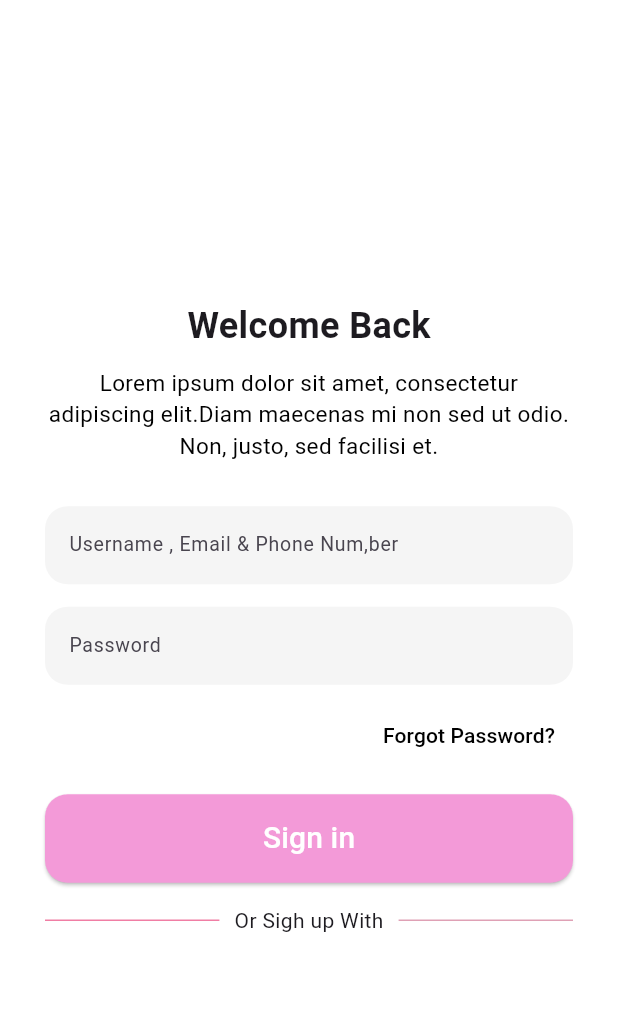
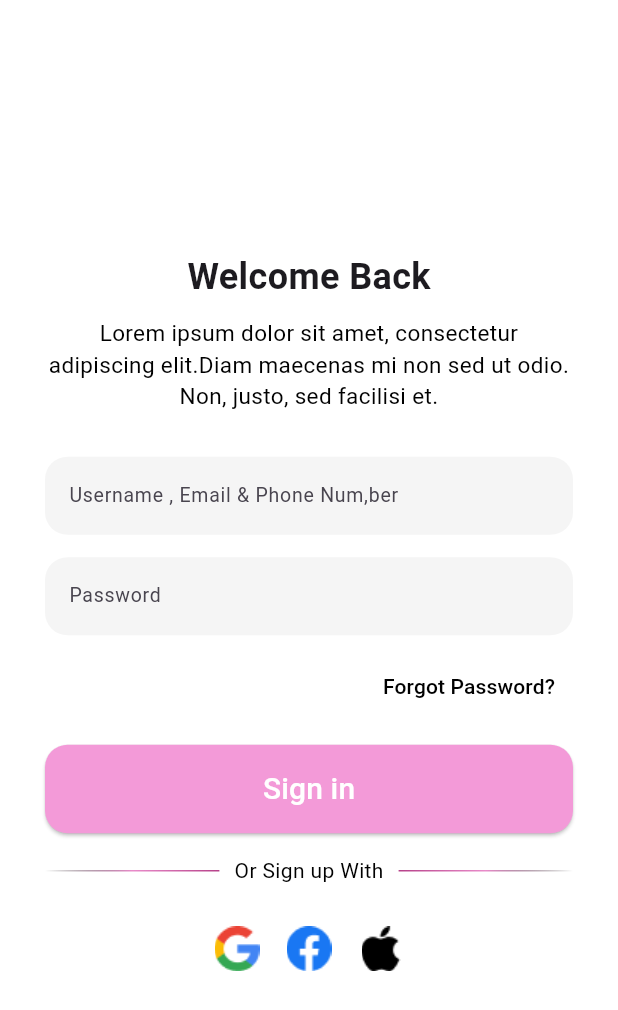
Before and after one commit to chanakan6519410016/flutter_speed_ui_app, a Flutter app: the A02PageUi screen opened directly, on a phone screen of 412 x 824 dp. Shown: the top 1010 px of the screen. Run offline on Flutter 3.47's test engine with Material 3 defaults, Android fonts, the phone set to English and light mode, and no system bars.

Commit message:
V3 a02/b01

```diff
--- a/lib/main.dart
+++ b/lib/main.dart
@@ -1,6 +1,7 @@
 import 'package:flutter/material.dart';
 import 'package:flutter_speed_ui_app/view/a01_page_ui.dart';
 import 'package:flutter_speed_ui_app/view/a02_page_ui.dart';
+import 'package:flutter_speed_ui_app/view/b01_page_ui.dart';
 import 'package:flutter_speed_ui_app/view/home_ui.dart';
 
 void main() {
@@ -21,7 +22,7 @@ class _flutter_speed_ui_appState extends State<flutter_speed_ui_app> {
   Widget build(BuildContext context) {
     return MaterialApp(
       debugShowCheckedModeBanner: false,
-      home: A02PageUi(),
+      home: B01PageUi(),
     );
   }
 }
--- a/lib/view/a02_page_ui.dart
+++ b/lib/view/a02_page_ui.dart
@@ -106,21 +106,64 @@ class _A02PageUiState extends State<A02PageUi> {
             Row(
               children: [
                 Expanded(
-                  child: Divider(
-                      thickness: 1,
-                      color: const Color.fromARGB(255, 240, 126, 164)),
+                  child: Container(
+                    height: 1,
+                    decoration: BoxDecoration(
+                      gradient: LinearGradient(
+                        colors: [
+                          Color.fromARGB(0, 0, 0, 0),
+                          Color.fromARGB(255, 233, 140, 202),
+                          Color.fromARGB(255, 182, 65, 137),
+                        ],
+                      ),
+                    ),
+                  ),
                 ),
                 Padding(
                   padding: EdgeInsets.symmetric(horizontal: 10),
-                  child: Text('Or Sigh up With'),
+                  child: Text(
+                    'Or Sign up With',
+                    style: TextStyle(
+                      color: Colors.black,
+                    ),
+                  ),
                 ),
                 Expanded(
-                  child: Divider(
-                      thickness: 1,
-                      color: const Color.fromARGB(255, 223, 161, 181)),
+                  child: Container(
+                    height: 1,
+                    decoration: BoxDecoration(
+                      gradient: LinearGradient(
+                        colors: [
+                          Color.fromARGB(255, 182, 65, 137),
+                          Color.fromARGB(255, 233, 140, 202),
+                          Color.fromARGB(0, 0, 0, 0),
+                        ],
+                      ),
+                    ),
+                  ),
                 ),
               ],
-            )
+            ),
+            SizedBox(height: 18),
+            Row(
+              mainAxisAlignment: MainAxisAlignment.center,
+              children: [
+                IconButton(
+                  icon: Image.asset('assets/images/imga2.png'),
+                  onPressed: () {},
+                ),
+                SizedBox(height: 18),
+                IconButton(
+                  icon: Image.asset('assets/images/imga3.png'),
+                  onPressed: () {},
+                ),
+                SizedBox(height: 18),
+                IconButton(
+                  icon: Image.asset('assets/images/imga4.png'),
+                  onPressed: () {},
+                ),
+              ],
+            ),
           ],
         ),
       ),
```
Also changed, not shown: lib/view/b01_page_ui.dart (added, +53 -0 lines).
